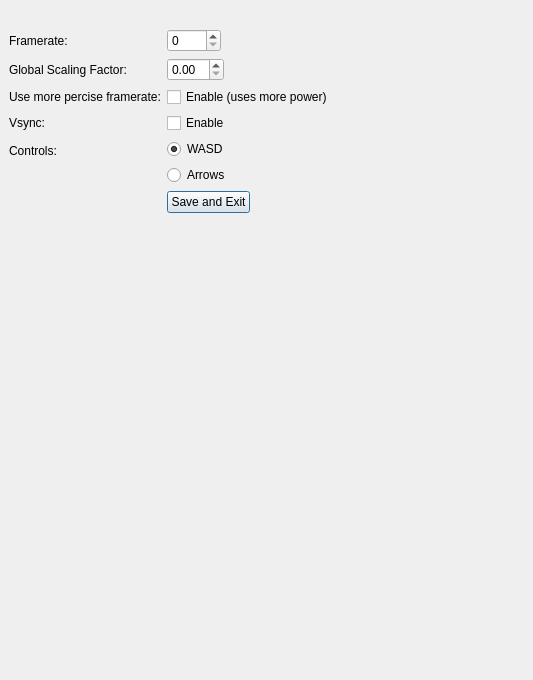
germanivanov0719/Racing, file resources/Settings/settings.ui: the form before one commit.
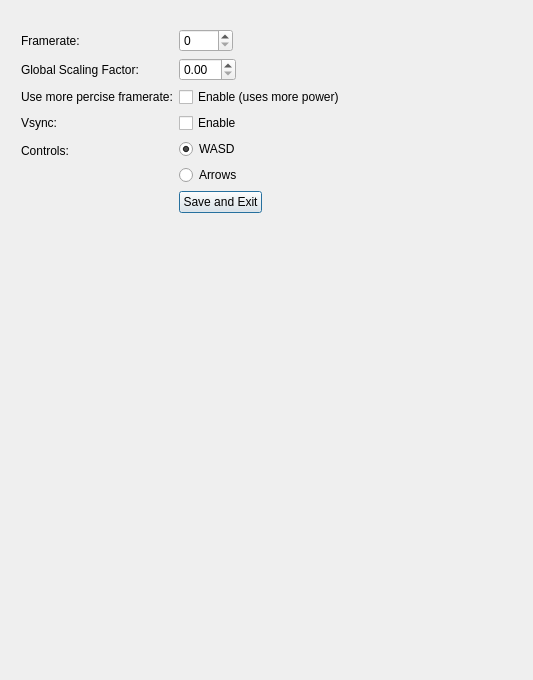
The form after the commit.

```diff
--- a/resources/Settings/settings.ui
+++ b/resources/Settings/settings.ui
@@ -23,6 +23,9 @@
       <property name="rowWrapPolicy">
        <enum>QFormLayout::WrapLongRows</enum>
       </property>
+      <property name="leftMargin">
+       <number>12</number>
+      </property>
       <property name="topMargin">
        <number>20</number>
       </property>
```
